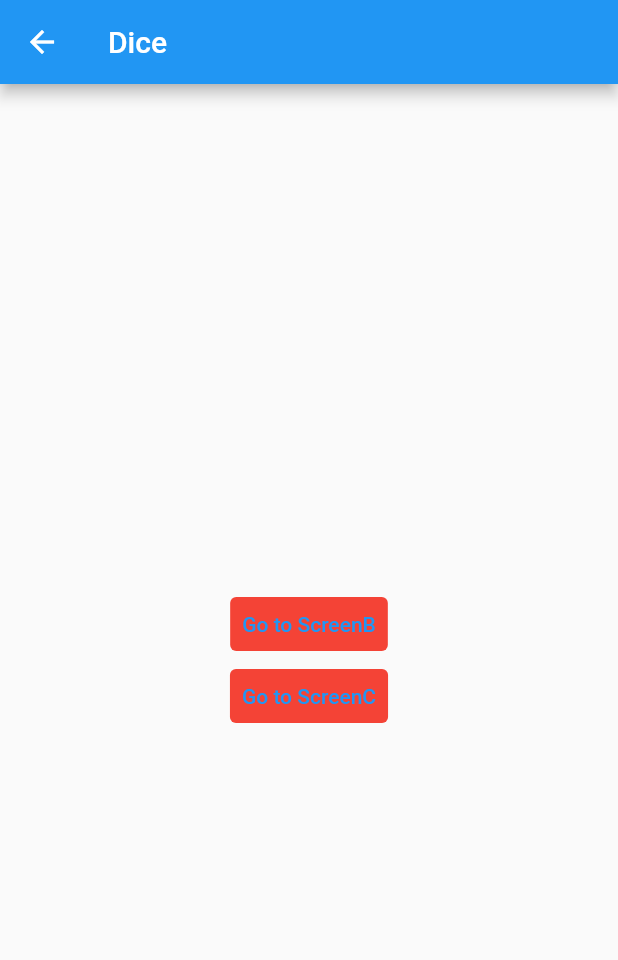
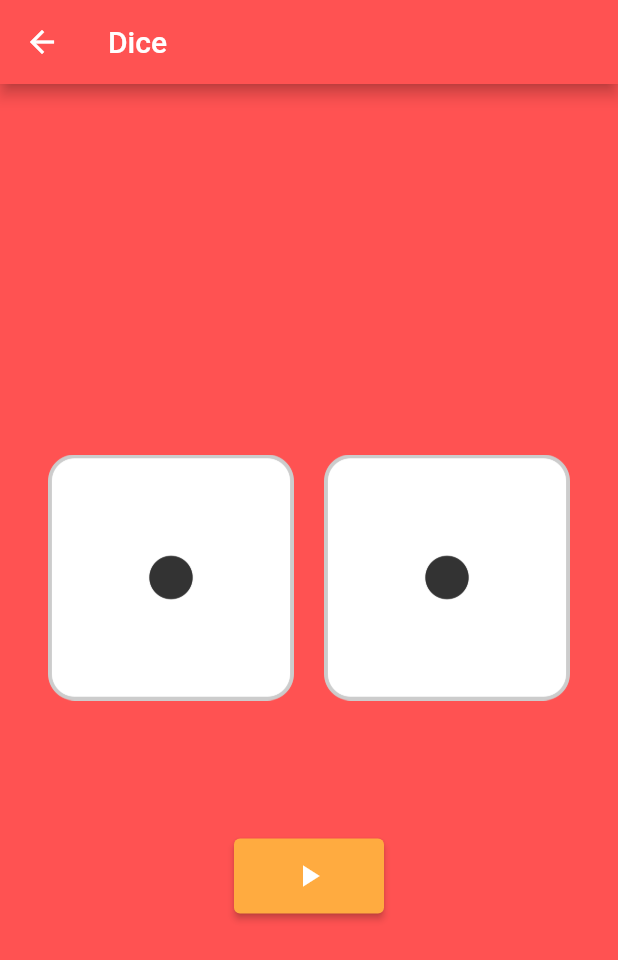
Before and after one commit to minchodang/flutter-ps, a Flutter app: the Dice screen opened directly, on a phone screen of 412 x 824 dp. Shown: the top 960 px of the screen. Run offline on Flutter 3.47's test engine with Material 2 defaults, Android fonts, the phone set to English and light mode, and no system bars; our stand-ins replace fluttertoast.

Commit message:
Feat: 주사위 페이지 추가 (#11)

```diff
--- a/lib/dice.dart
+++ b/lib/dice.dart
@@ -1,37 +1,70 @@
+import 'dart:math';
 import 'package:flutter/material.dart';
+import "package:fluttertoast/fluttertoast.dart";
 
-class Dice extends StatelessWidget {
+class Dice extends StatefulWidget {
+  @override
+  State<Dice> createState() => _DiceState();
+}
+
+class _DiceState extends State<Dice> {
+  int leftDice = 1;
+  int rightDice = 1;
   @override
   Widget build(BuildContext context) {
     return Scaffold(
+      backgroundColor: Colors.redAccent,
       appBar: AppBar(
+        backgroundColor: Colors.redAccent,
         title: Text('Dice'),
       ),
       body: Center(
-        child: Column(
-          mainAxisAlignment: MainAxisAlignment.center,
-          children: <Widget>[
-            TextButton(
-              style: TextButton.styleFrom(
-                backgroundColor: Colors.red,
-              ),
+          child: Column(
+        mainAxisAlignment: MainAxisAlignment.center,
+        children: [
+          Padding(
+            padding: const EdgeInsets.all(32.0),
+            child: Row(
+              children: [
+                Expanded(child: Image.asset('image/dice$leftDice.png')),
+                SizedBox(
+                  width: 20,
+                ),
+                Expanded(child: Image.asset('image/dice$rightDice.png')),
+              ],
+            ),
+          ),
+          SizedBox(
+            height: 60,
+          ),
+          SizedBox(
+            width: 100,
+            height: 50,
+            child: ElevatedButton(
+              style: ElevatedButton.styleFrom(
+                  backgroundColor: Colors.orangeAccent),
               onPressed: () {
-                Navigator.pushNamed(context, '/b');
+                setState(() {
+                  leftDice = Random().nextInt(6) + 1;
+                  rightDice = Random().nextInt(6) + 1;
+                });
+                showToast('Left dice: {$leftDice}, Right dice: {$rightDice}');
               },
-              child: Text('Go to ScreenB'),
+              child: Icon(Icons.play_arrow),
             ),
-            TextButton(
-              style: TextButton.styleFrom(
-                backgroundColor: Colors.red,
-              ),
-              onPressed: () {
-                Navigator.pushNamed(context, '/c');
-              },
-              child: Text('Go to ScreenC'),
-            )
-          ],
-        ),
-      ),
+          )
+        ],
+      )),
     );
   }
 }
+
+void showToast(String message) {
+  Fluttertoast.showToast(
+    msg: message,
+    textColor: Colors.black,
+    backgroundColor: Colors.white,
+    toastLength: Toast.LENGTH_SHORT,
+    gravity: ToastGravity.BOTTOM,
+  );
+}
--- a/pubspec.yaml
+++ b/pubspec.yaml
@@ -39,6 +39,7 @@ dependencies:
 dev_dependencies:
   flutter_test:
     sdk: flutter
+    fluttertoast: ^8.2.4
 
   # The "flutter_lints" package below contains a set of recommended lints to
   # encourage good coding practices. The lint set provided by the package is
```
Also changed, not shown: lib/main.dart (+7 -1 lines).
